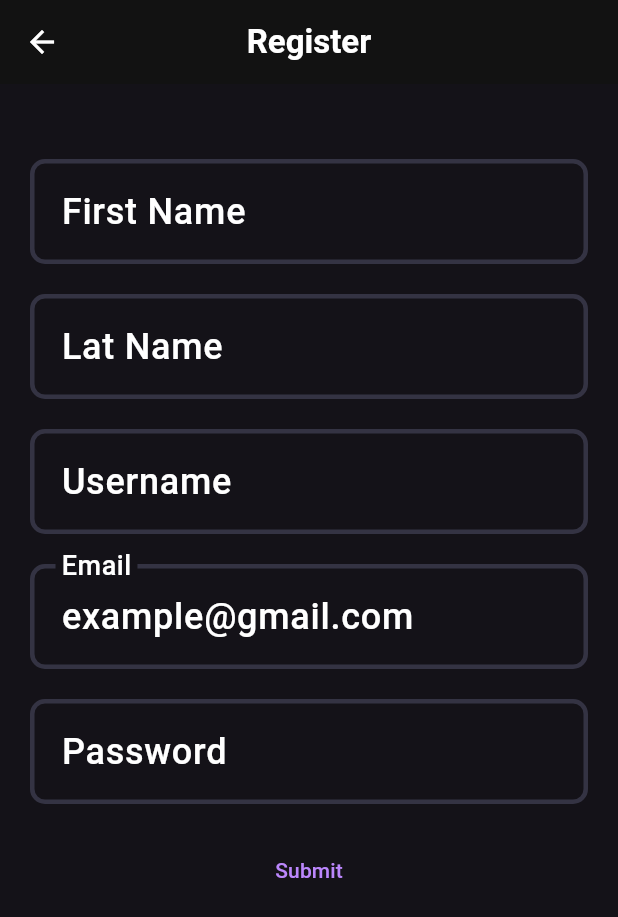
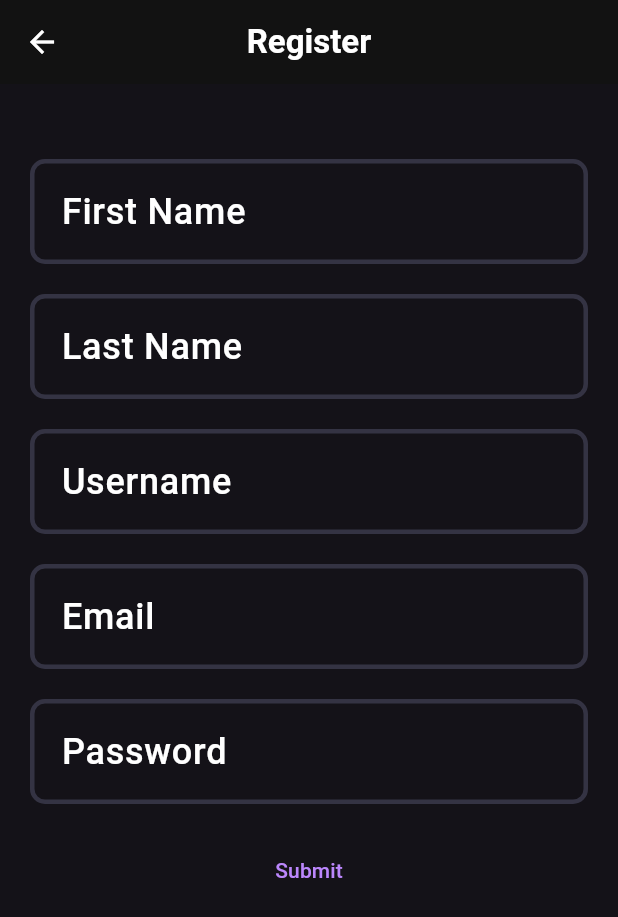
Before and after one commit to ismailSilkron/pei_yee_session, a Flutter app: the RegisterScreen screen opened by its route, on a phone screen of 412 x 824 dp. Shown: the top 917 px of the screen. Run offline on Flutter 3.47's test engine with Material 3 defaults, Android fonts, the phone set to English and light mode, and no system bars; our stand-ins replace flutter_bloc.

Commit message:
enhance input field widget

```diff
--- a/lib/screen/register/view/register_screen.dart
+++ b/lib/screen/register/view/register_screen.dart
@@ -26,7 +26,7 @@ class _RegisterScreenState extends State<RegisterScreen> {
   @override
   void initState() {
     _usernameController = TextEditingController();
-    _emailController = TextEditingController()..text = "example@gmail.com";
+    _emailController = TextEditingController();
     _firstNameController = TextEditingController();
     _lastNameController = TextEditingController();
     _passwordController = TextEditingController();
@@ -72,24 +72,25 @@ class _RegisterScreenState extends State<RegisterScreen> {
                   children: [
                     InputField(
                       controller: _firstNameController,
-                      hintText: "First Name",
+                      label: "First Name",
                     ),
                     InputField(
                       controller: _lastNameController,
-                      hintText: "Lat Name",
+                      label: "Last Name",
                     ),
                     InputField(
                       controller: _usernameController,
-                      hintText: "Username",
+                      label: "Username",
                     ),
                     InputField(
                       controller: _emailController,
-                      hintText: "Email",
+                      label: "Email",
                       type: FieldType.email,
+                      hintText: "example@gmail.com",
                     ),
                     InputField(
                       controller: _passwordController,
-                      hintText: "Password",
+                      label: "Password",
                       type: FieldType.password,
                     ),
 
--- a/lib/widget/form/input_field.dart
+++ b/lib/widget/form/input_field.dart
@@ -5,10 +5,12 @@ enum FieldType { text, email, password }
 class InputField extends StatelessWidget {
   final FieldType type;
   final TextEditingController controller;
+  final String label;
   final String? hintText;
   const InputField({
     super.key,
     this.type = FieldType.text,
+    required this.label,
     required this.controller,
     this.hintText,
   });
@@ -21,7 +23,7 @@ class InputField extends StatelessWidget {
           controller: controller,
           obscureText: type == FieldType.password,
           obscuringCharacter: "*",
-          decoration: InputDecoration(labelText: hintText),
+          decoration: InputDecoration(labelText: label, hintText: hintText),
           validator: (value) {
             if (value?.trim().isEmpty == true || value == null) {
               return "$hintText is missing";
```
